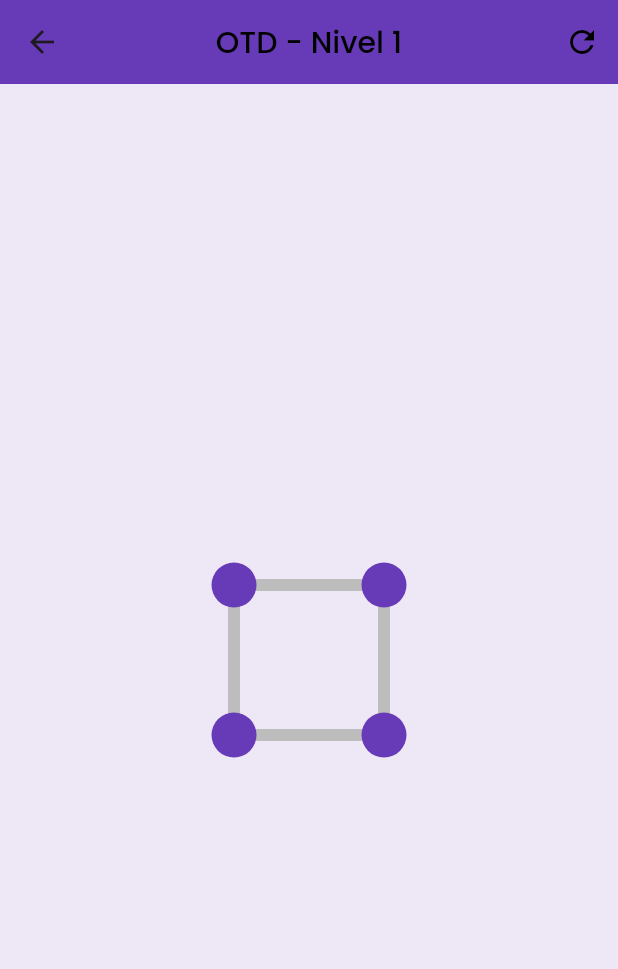
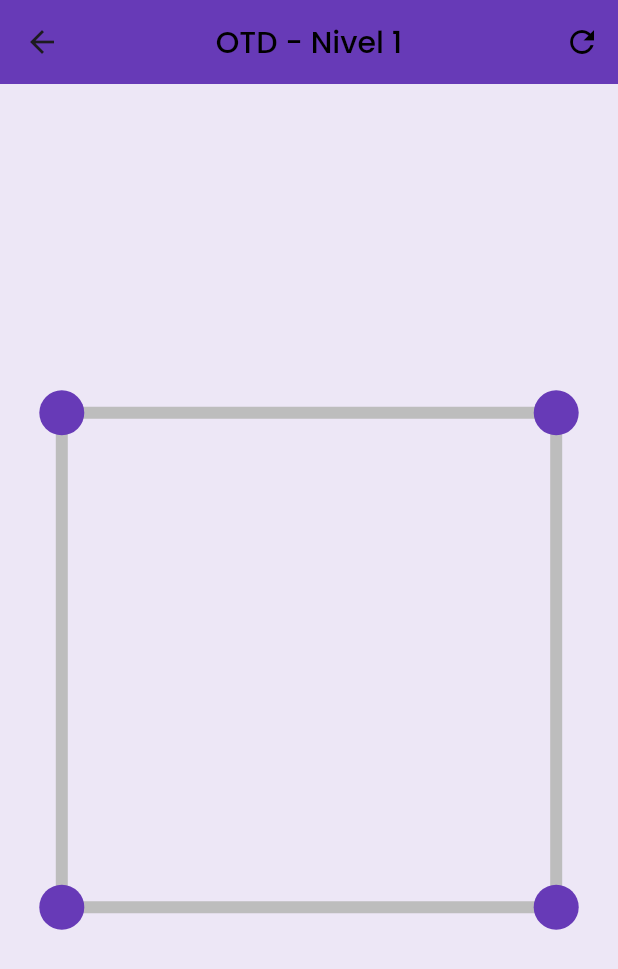
Before and after one commit to GeorgeLN/alzheimer_games, a Flutter app: the OneTouchGame screen opened by its route, on a phone screen of 412 x 824 dp. Shown: the top 969 px of the screen. Run offline on Flutter 3.47's test engine with Material 3 defaults, Android fonts, the phone set to English and light mode, and no system bars; our stand-ins replace cloud_firestore, equatable, firebase_auth, firebase_core, flutter_bloc, get_it and 1 more; accounts and stored records are empty.

Commit message:
feat: Scale OTD game pattern to fit screen
The original OTD (One Touch Draw) game patterns were defined with fixed-size coordinates, causing them to appear very small on most device screens and making the game difficult to play.

This change introduces a dynamic scaling mechanism. The game now calculates a scale factor based on the screen size to ensure the pattern fills approximately 80% of the available space while preserving its aspect ratio. This scale is applied during both rendering and touch detection to ensure the game is visually larger and remains fully functional.

```diff
--- a/lib/features/screens/games/OTD/otd_screen.dart
+++ b/lib/features/screens/games/OTD/otd_screen.dart
@@ -38,9 +38,9 @@ class _OneTouchGameState extends State<OneTouchGame> {
     });
   }
 
-  void _onPanStart(Offset position, Offset puzzleOffset) {
+  void _onPanStart(Offset position, Offset puzzleOffset, double scale) {
     for (int i = 0; i < nodes.length; i++) {
-      final nodePosition = nodes[i].position + puzzleOffset;
+      final nodePosition = nodes[i].position * scale + puzzleOffset;
       if ((nodePosition - position).distance < 25) {
         setState(() {
           currentNode = i;
@@ -50,18 +50,18 @@ class _OneTouchGameState extends State<OneTouchGame> {
     }
   }
 
-  void _onPanUpdate(Offset position, Offset puzzleOffset) {
+  void _onPanUpdate(Offset position, Offset puzzleOffset, double scale) {
     if (currentNode == null) return;
 
     for (int i = 0; i < nodes.length; i++) {
       if (i == currentNode) continue;
 
-      final nodePosition = nodes[i].position + puzzleOffset;
+      final nodePosition = nodes[i].position * scale + puzzleOffset;
       if ((nodePosition - position).distance < 25) {
         final lineIndex = lines.indexWhere((line) =>
-          ((line.startNodeIndex == currentNode && line.endNodeIndex == i) ||
-          (line.endNodeIndex == currentNode && line.startNodeIndex == i)) &&
-          !line.isDrawn,
+        ((line.startNodeIndex == currentNode && line.endNodeIndex == i) ||
+            (line.endNodeIndex == currentNode && line.startNodeIndex == i)) &&
+            !line.isDrawn,
         );
 
         if (lineIndex != -1) {
@@ -111,26 +111,6 @@ class _OneTouchGameState extends State<OneTouchGame> {
     );
   }
 
-  Offset _calculatePuzzleOffset(Size size) {
-    if (nodes.isEmpty) return Offset.zero;
-
-    double minX = double.infinity, minY = double.infinity;
-    double maxX = double.negativeInfinity, maxY = double.negativeInfinity;
-    for (var node in nodes) {
-      minX = min(minX, node.position.dx);
-      minY = min(minY, node.position.dy);
-      maxX = max(maxX, node.position.dx);
-      maxY = max(maxY, node.position.dy);
-    }
-    final puzzleWidth = maxX - minX;
-    final puzzleHeight = maxY - minY;
-    final puzzleCenterX = minX + puzzleWidth / 2;
-    final puzzleCenterY = minY + puzzleHeight / 2;
-
-    final center = size.center(Offset.zero);
-    return Offset(center.dx - puzzleCenterX, center.dy - puzzleCenterY);
-  }
-
   @override
   Widget build(BuildContext context) {
     return Scaffold(
@@ -155,14 +135,40 @@ class _OneTouchGameState extends State<OneTouchGame> {
       ),
       body: LayoutBuilder(
         builder: (context, constraints) {
-          final size = Size(constraints.maxWidth, constraints.maxHeight);
-          final puzzleOffset = _calculatePuzzleOffset(size);
+          if (nodes.isEmpty) return Container(color: Colors.deepPurple.shade50);
+
+          double minX = double.infinity, minY = double.infinity;
+          double maxX = double.negativeInfinity, maxY = double.negativeInfinity;
+          for (var node in nodes) {
+            minX = min(minX, node.position.dx);
+            minY = min(minY, node.position.dy);
+            maxX = max(maxX, node.position.dx);
+            maxY = max(maxY, node.position.dy);
+          }
+
+          final puzzleWidth = maxX - minX;
+          final puzzleHeight = maxY - minY;
+
+          final availableWidth = constraints.maxWidth * 0.8; // 80% of width for padding
+          final availableHeight = constraints.maxHeight * 0.8; // 80% of height for padding
+
+          final scaleX = availableWidth / puzzleWidth;
+          final scaleY = availableHeight / puzzleHeight;
+          final scale = min(scaleX, scaleY);
+
+          final scaledPuzzleWidth = puzzleWidth * scale;
+          final scaledPuzzleHeight = puzzleHeight * scale;
+
+          final puzzleCenterX = minX * scale + scaledPuzzleWidth / 2;
+          final puzzleCenterY = minY * scale + scaledPuzzleHeight / 2;
+
+          final screenCenter = constraints.biggest.center(Offset.zero);
+          final puzzleOffset = Offset(screenCenter.dx - puzzleCenterX, screenCenter.dy - puzzleCenterY);
 
           return GestureDetector(
-            onPanStart: (details) => _onPanStart(details.localPosition, puzzleOffset),
-            onPanUpdate: (details) => _onPanUpdate(details.localPosition, puzzleOffset),
+            onPanStart: (details) => _onPanStart(details.localPosition, puzzleOffset, scale),
+            onPanUpdate: (details) => _onPanUpdate(details.localPosition, puzzleOffset, scale),
             onPanEnd: (_) {
-              // Si el dedo se levanta antes de completar el nivel, reiniciarlo
               if (!isLevelComplete) {
                 _loadLevel(currentLevelIndex);
               }
@@ -171,7 +177,7 @@ class _OneTouchGameState extends State<OneTouchGame> {
               color: Colors.deepPurple.shade50,
               child: CustomPaint(
                 size: Size.infinite,
-                painter: PuzzlePainter(nodes, lines, currentNode, puzzleOffset),
+                painter: PuzzlePainter(nodes, lines, currentNode, puzzleOffset, scale),
               ),
             ),
           );
@@ -186,8 +192,9 @@ class PuzzlePainter extends CustomPainter {
   final List<Line> lines;
   final int? currentNode;
   final Offset puzzleOffset;
+  final double scale;
 
-  PuzzlePainter(this.nodes, this.lines, this.currentNode, this.puzzleOffset);
+  PuzzlePainter(this.nodes, this.lines, this.currentNode, this.puzzleOffset, this.scale);
 
   @override
   void paint(Canvas canvas, Size size) {
@@ -199,8 +206,8 @@ class PuzzlePainter extends CustomPainter {
 
     // Dibujar líneas
     for (var line in lines) {
-      final p1 = nodes[line.startNodeIndex].position + puzzleOffset;
-      final p2 = nodes[line.endNodeIndex].position + puzzleOffset;
+      final p1 = nodes[line.startNodeIndex].position * scale + puzzleOffset;
+      final p2 = nodes[line.endNodeIndex].position * scale + puzzleOffset;
       linePaint.color = line.isDrawn ? Colors.greenAccent : Colors.grey.shade400;
       canvas.drawLine(p1, p2, linePaint);
     }
@@ -208,7 +215,7 @@ class PuzzlePainter extends CustomPainter {
     // Dibujar nodos
     for (int i = 0; i < nodes.length; i++) {
       final node = nodes[i];
-      final position = node.position + puzzleOffset;
+      final position = node.position * scale + puzzleOffset;
       if (i == currentNode) {
         nodePaint.color = Colors.orangeAccent;
         canvas.drawCircle(position, 18, nodePaint);
@@ -220,7 +227,4 @@ class PuzzlePainter extends CustomPainter {
 
   @override
   bool shouldRepaint(covariant CustomPainter oldDelegate) => true;
-
-  double min(double a, double b) => a < b ? a : b;
-  double max(double a, double b) => a > b ? a : b;
 }
```
